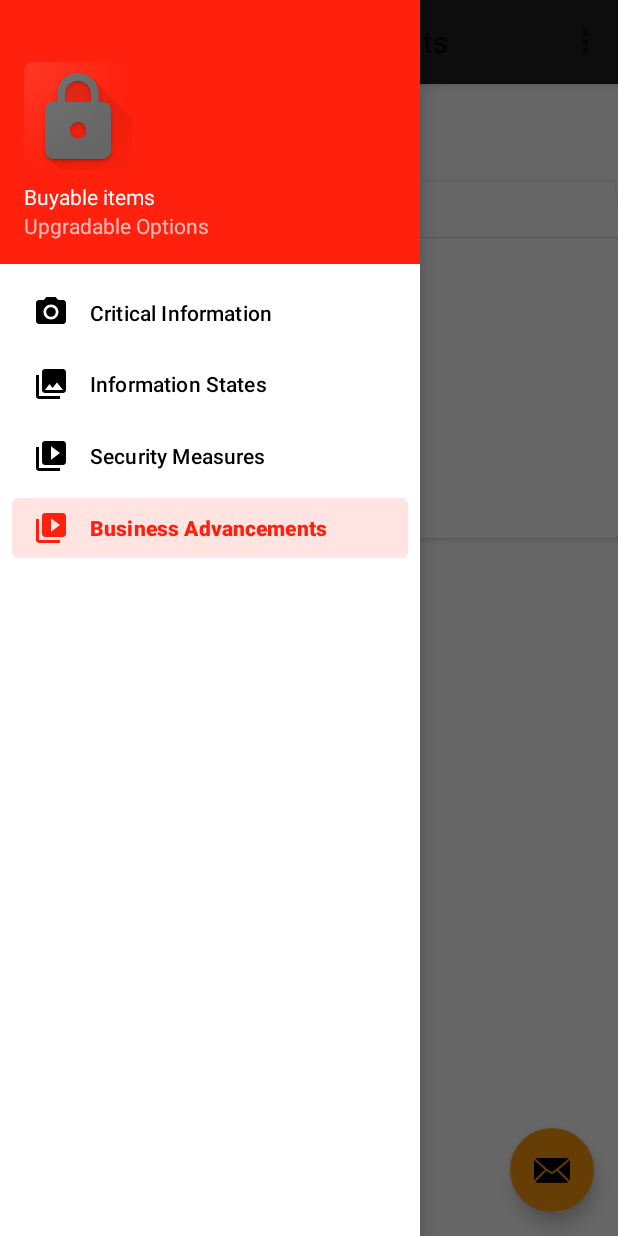
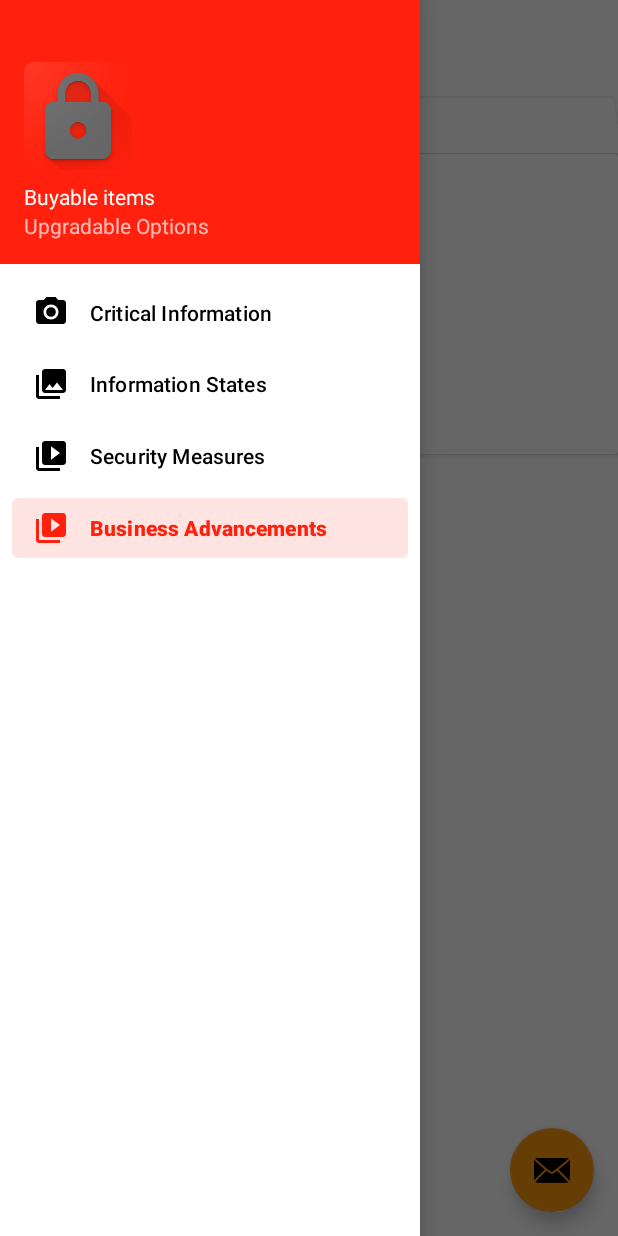
Before and after one commit to Juched/securityOperationsDefense, an Android app: the GameActivity screen opened directly, with no data from a screen before it, with the side drawer open, on a phone screen of 412 x 824 dp. Run offline under Robolectric (Android 15) with nearby library versions, the phone set to English and light mode, and no system bars; our stand-ins replace navigation-ui; 2 statements that could not run were skipped.

Commit message:
Remove top bar

```diff
--- a/app/src/main/res/layout/app_bar_main.xml
+++ b/app/src/main/res/layout/app_bar_main.xml
@@ -6,19 +6,7 @@
     android:layout_height="match_parent"
     tools:context=".GameActivity">
 
-    <com.google.android.material.appbar.AppBarLayout
-        android:layout_width="match_parent"
-        android:layout_height="wrap_content"
-        android:theme="@style/Theme.SecurityOperationsDefense.AppBarOverlay">
 
-        <androidx.appcompat.widget.Toolbar
-            android:id="@+id/toolbar"
-            android:layout_width="match_parent"
-            android:layout_height="?attr/actionBarSize"
-            android:background="?attr/colorPrimary"
-            app:popupTheme="@style/Theme.SecurityOperationsDefense.PopupOverlay" />
-
-    </com.google.android.material.appbar.AppBarLayout>
 
     <include layout="@layout/content_main" />
 
```
